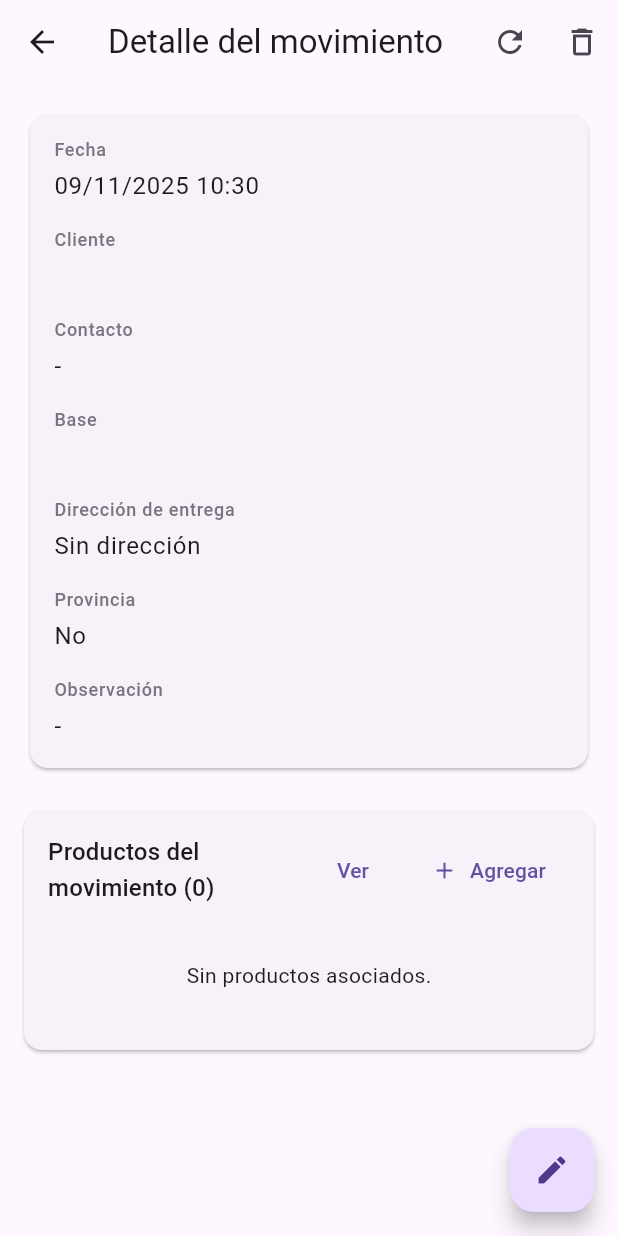
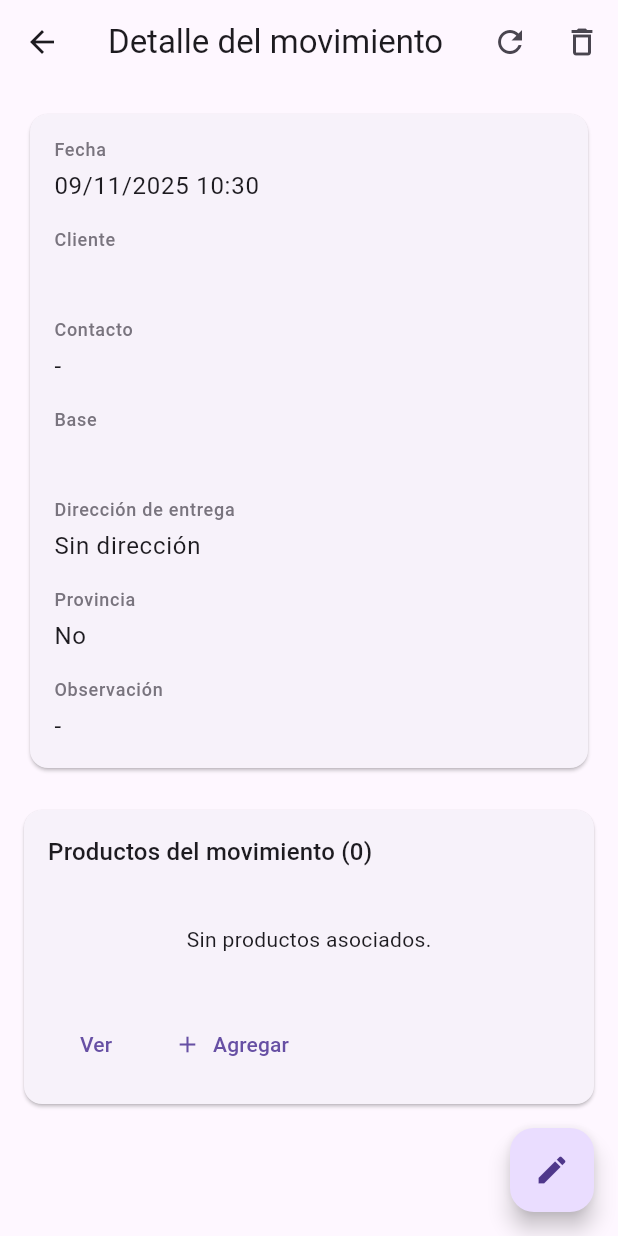
Before and after one commit to giovandojorgegustavo-hub/demo_pedidos, a Flutter app: the MovimientoDetalleView screen opened directly with empty values, on a phone screen of 412 x 824 dp. Run offline on Flutter 3.47's test engine with Material 3 defaults, Android fonts, the phone set to English and light mode, and no system bars; our stand-ins replace supabase_flutter; accounts and stored records are empty.

Commit message:
update: sincroniza cambios y nuevas estructuras del proyecto 2

```diff
--- a/lib/ui/table/detail_inline_section.dart
+++ b/lib/ui/table/detail_inline_section.dart
@@ -26,6 +26,8 @@ class DetailInlineSection<T> extends StatelessWidget {
   final String emptyMessage;
   final bool showTableHeader;
 
+  bool get _hasActions => onAdd != null || onView != null;
+
   @override
   Widget build(BuildContext context) {
     final ThemeData theme = Theme.of(context);
@@ -33,10 +35,14 @@ class DetailInlineSection<T> extends StatelessWidget {
       margin: const EdgeInsets.symmetric(vertical: 8),
       child: Padding(
         padding: const EdgeInsets.all(16),
-        child: Column(
+        child: LayoutBuilder(
+          builder: (BuildContext context, BoxConstraints constraints) {
+            final bool compact = constraints.maxWidth < 520;
+            return Column(
               crossAxisAlignment: CrossAxisAlignment.stretch,
               children: <Widget>[
                 Row(
+                  crossAxisAlignment: CrossAxisAlignment.start,
                   children: <Widget>[
                     Expanded(
                       child: Text(
@@ -44,22 +50,7 @@ class DetailInlineSection<T> extends StatelessWidget {
                         style: theme.textTheme.titleMedium,
                       ),
                     ),
-                Wrap(
-                  spacing: 8,
-                  children: <Widget>[
-                    if (onView != null)
-                      TextButton(
-                        onPressed: onView,
-                        child: const Text('Ver'),
-                      ),
-                    if (onAdd != null)
-                      TextButton.icon(
-                        onPressed: onAdd,
-                        icon: const Icon(Icons.add),
-                        label: const Text('Agregar'),
-                      ),
-                  ],
-                ),
+                    if (!compact && _hasActions) _buildActionsRow(),
                   ],
                 ),
                 const SizedBox(height: 12),
@@ -78,9 +69,39 @@ class DetailInlineSection<T> extends StatelessWidget {
                   showTableHeader: showTableHeader,
                   shrinkWrap: true,
                 ),
+                if (compact && _hasActions) ...<Widget>[
+                  const SizedBox(height: 12),
+                  _buildActionsRow(mainAxisAlignment: MainAxisAlignment.start),
                 ],
+              ],
+            );
+          },
         ),
       ),
     );
   }
+
+  Widget _buildActionsRow(
+      {MainAxisAlignment mainAxisAlignment = MainAxisAlignment.end}) {
+    return Wrap(
+      alignment: mainAxisAlignment == MainAxisAlignment.start
+          ? WrapAlignment.start
+          : WrapAlignment.end,
+      spacing: 8,
+      runSpacing: 8,
+      children: <Widget>[
+        if (onView != null)
+          TextButton(
+            onPressed: onView,
+            child: const Text('Ver'),
+          ),
+        if (onAdd != null)
+          TextButton.icon(
+            onPressed: onAdd,
+            icon: const Icon(Icons.add),
+            label: const Text('Agregar'),
+          ),
+      ],
+    );
   }
+}
```
Lines whose indentation alone changed are shown as unchanged.
